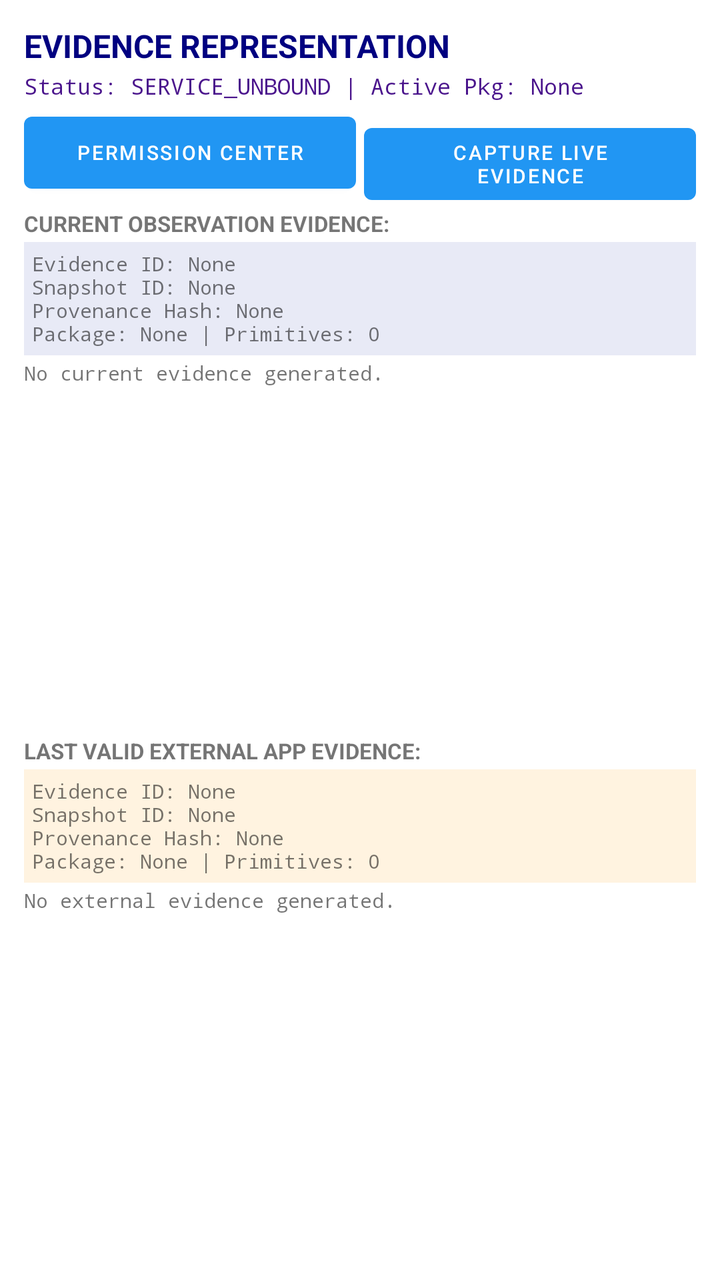
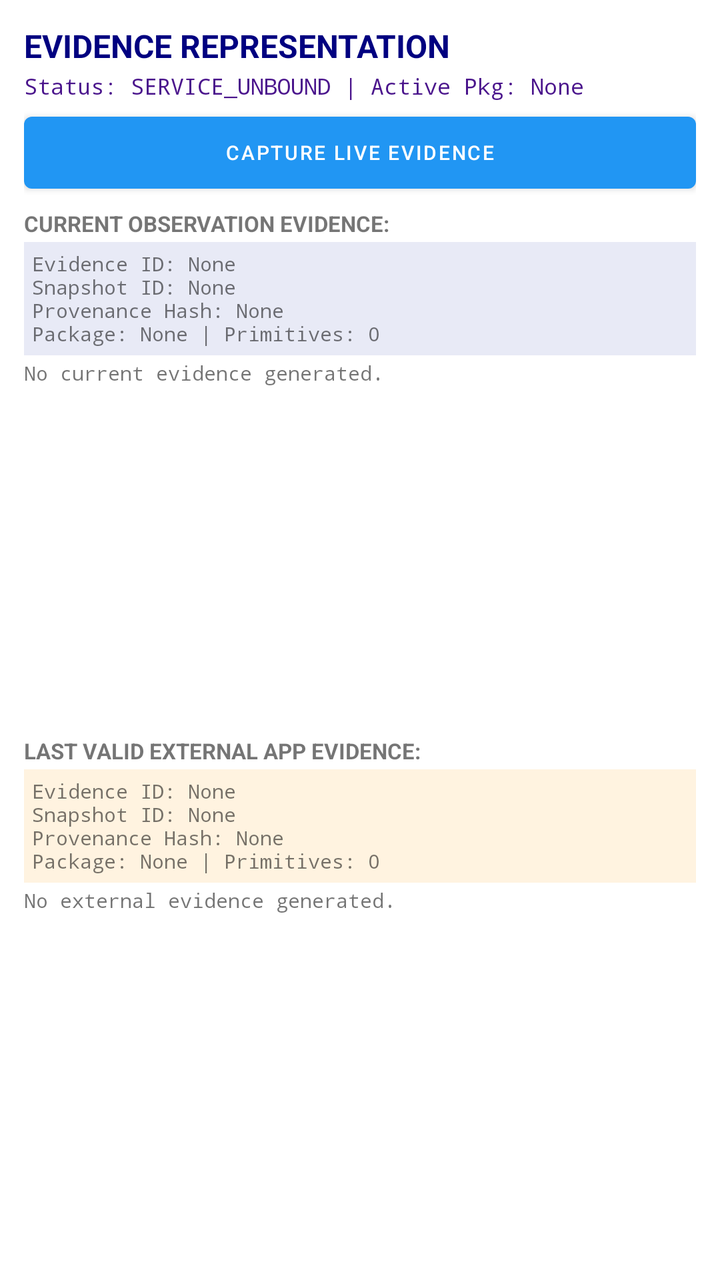

Screens rendered from an Android XML layout before and after an edit, with the pre-edit source and the edit as a unified diff.
<!-- AndroidManifest.xml: application theme Theme.LocalAgent -->
<!-- res/layout/activity_evidence.xml -->
<?xml version="1.0" encoding="utf-8"?>
<LinearLayout xmlns:android="http://schemas.android.com/apk/res/android"
    android:layout_width="match_parent"
    android:layout_height="match_parent"
    android:orientation="vertical"
    android:padding="12dp">

    <TextView
        android:id="@+id/tvTitle"
        android:layout_width="match_parent"
        android:layout_height="wrap_content"
        android:text="EVIDENCE REPRESENTATION"
        android:textSize="16sp"
        android:textStyle="bold"
        android:textColor="#000080" />

    <TextView
        android:id="@+id/tvAccessibilityStatus"
        android:layout_width="match_parent"
        android:layout_height="wrap_content"
        android:layout_marginTop="2dp"
        android:text="Status: SERVICE_UNBOUND | Active Pkg: None"
        android:textSize="11sp"
        android:fontFamily="monospace"
        android:textColor="#4A148C" />

    <LinearLayout
        android:layout_width="match_parent"
        android:layout_height="wrap_content"
        android:layout_marginTop="2dp"
        android:orientation="horizontal">

        <Button
            android:id="@+id/btnOpenPermissionCenter"
            android:layout_width="0dp"
            android:layout_height="wrap_content"
            android:layout_weight="1"
            android:text="Permission Center"
            android:textSize="10sp" />

        <Button
            android:id="@+id/btnCaptureEvidence"
            android:layout_width="0dp"
            android:layout_height="wrap_content"
            android:layout_weight="1"
            android:layout_marginStart="4dp"
            android:text="Capture Live Evidence"
            android:textSize="10sp" />
    </LinearLayout>

    <TextView
        android:id="@+id/tvCurrentEvidenceHeader"
        android:layout_width="match_parent"
        android:layout_height="wrap_content"
        android:layout_marginTop="4dp"
        android:text="CURRENT OBSERVATION EVIDENCE:"
        android:textSize="11sp"
        android:textStyle="bold" />

    <TextView
        android:id="@+id/tvCurrentEvidenceMeta"
        android:layout_width="match_parent"
        android:layout_height="wrap_content"
        android:layout_marginTop="2dp"
        android:text="Evidence ID: None\nSnapshot ID: None\nProvenance Hash: None\nPackage: None | Primitives: 0"
        android:textSize="10sp"
        android:fontFamily="monospace"
        android:background="#E8EAF6"
        android:padding="4dp" />

    <ScrollView
        android:layout_width="match_parent"
        android:layout_height="0dp"
        android:layout_weight="1"
        android:layout_marginTop="2dp"
        android:fillViewport="true">

        <HorizontalScrollView
            android:layout_width="match_parent"
            android:layout_height="wrap_content">

            <TextView
                android:id="@+id/tvCurrentEvidencePrimitives"
                android:layout_width="wrap_content"
                android:layout_height="wrap_content"
                android:text="No current evidence generated."
                android:textSize="10sp"
                android:fontFamily="monospace" />
        </HorizontalScrollView>
    </ScrollView>

    <TextView
        android:id="@+id/tvExternalEvidenceHeader"
        android:layout_width="match_parent"
        android:layout_height="wrap_content"
        android:layout_marginTop="4dp"
        android:text="LAST VALID EXTERNAL APP EVIDENCE:"
        android:textSize="11sp"
        android:textStyle="bold" />

    <TextView
        android:id="@+id/tvExternalEvidenceMeta"
        android:layout_width="match_parent"
        android:layout_height="wrap_content"
        android:layout_marginTop="2dp"
        android:text="Evidence ID: None\nSnapshot ID: None\nProvenance Hash: None\nPackage: None | Primitives: 0"
        android:textSize="10sp"
        android:fontFamily="monospace"
        android:background="#FFF3E0"
        android:padding="4dp" />

    <ScrollView
        android:layout_width="match_parent"
        android:layout_height="0dp"
        android:layout_weight="1"
        android:layout_marginTop="2dp"
        android:fillViewport="true">

        <HorizontalScrollView
            android:layout_width="match_parent"
            android:layout_height="wrap_content">

            <TextView
                android:id="@+id/tvExternalEvidencePrimitives"
                android:layout_width="wrap_content"
                android:layout_height="wrap_content"
                android:text="No external evidence generated."
                android:textSize="10sp"
                android:fontFamily="monospace" />
        </HorizontalScrollView>
    </ScrollView>

</LinearLayout>
<!-- resources referenced by this layout -->
<resources>
  <style name="Theme.LocalAgent" parent="Theme.MaterialComponents.DayNight.DarkActionBar">
          <item name="colorPrimary">#2196F3</item>
          <item name="colorPrimaryVariant">#1976D2</item>
          <item name="colorOnPrimary">#FFFFFF</item>
          <item name="colorSecondary">#03DAC6</item>
          <item name="colorSecondaryVariant">#018786</item>
          <item name="colorOnSecondary">#000000</item>
      </style>
</resources>

<!-- the commit's change to res/layout/activity_evidence.xml (unified diff, before → after) -->
@@ -31,19 +31,9 @@
         android:orientation="horizontal">
 
         <Button
-            android:id="@+id/btnOpenPermissionCenter"
-            android:layout_width="0dp"
+            android:id="@+id/btnCaptureEvidence"
+            android:layout_width="match_parent"
             android:layout_height="wrap_content"
-            android:layout_weight="1"
-            android:text="Permission Center"
-            android:textSize="10sp" />
-
-        <Button
-            android:id="@+id/btnCaptureEvidence"
-            android:layout_width="0dp"
-            android:layout_height="wrap_content"
-            android:layout_weight="1"
-            android:layout_marginStart="4dp"
             android:text="Capture Live Evidence"
             android:textSize="10sp" />
     </LinearLayout>
